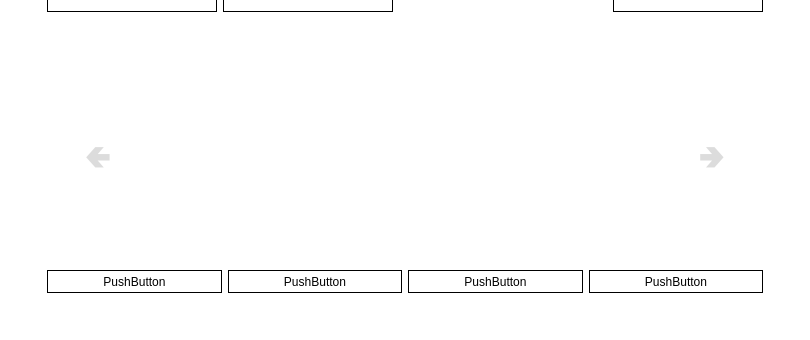
Qt form screen/_ui/practice_screen_v2.ui (pranav1416/elixir-math-quiz) before a commit; both pictures show x 0 to 810 and y 160 to 500 of the 810 by 500 pixel window.
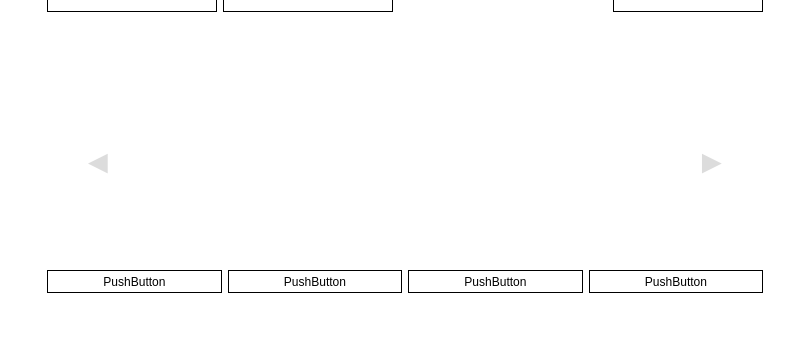
The same form after that commit. Icons and pictures are not drawn.

Commit message: fixed arrows not showed in linux

```diff
--- a/screen/_ui/practice_screen_v2.ui
+++ b/screen/_ui/practice_screen_v2.ui
@@ -368,6 +368,8 @@
                     <property name="font">
                      <font>
                       <pointsize>25</pointsize>
+                      <weight>50</weight>
+                      <bold>false</bold>
                      </font>
                     </property>
                     <property name="styleSheet">
@@ -380,7 +382,7 @@
 }</string>
                     </property>
                     <property name="text">
-                     <string>🢀</string>
+                     <string>◄</string>
                     </property>
                    </widget>
                   </item>
@@ -461,7 +463,7 @@
 }</string>
                     </property>
                     <property name="text">
-                     <string>🢂</string>
+                     <string>►</string>
                     </property>
                    </widget>
                   </item>
```
